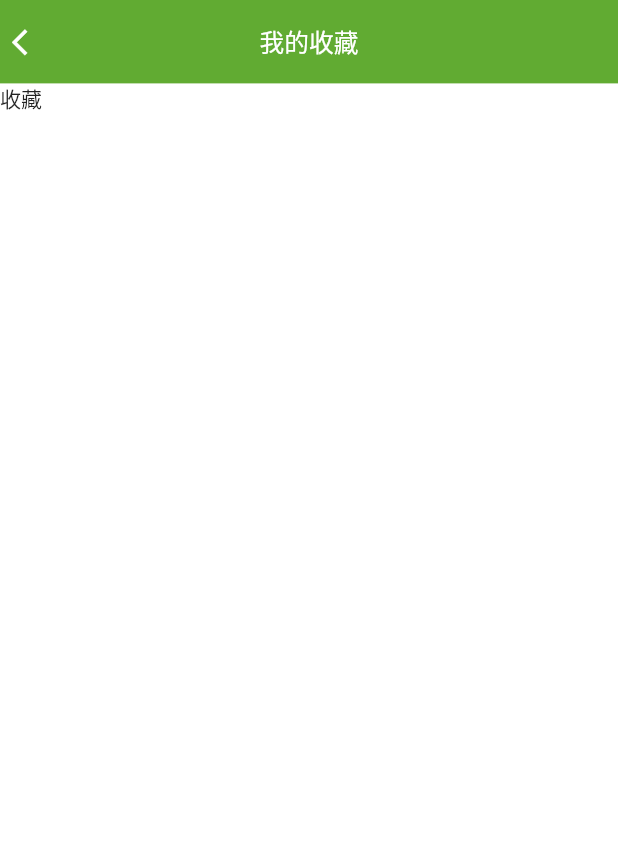
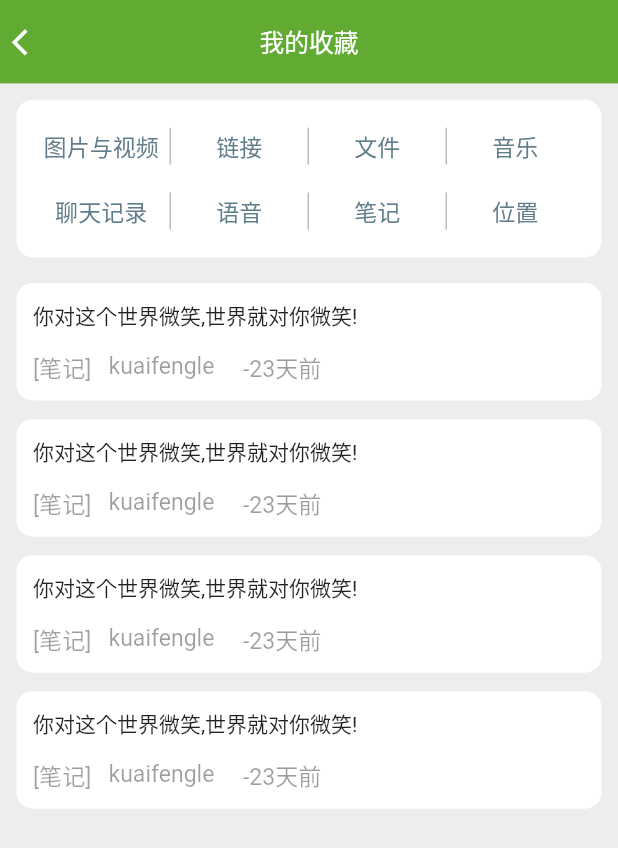
Before and after one commit to kuaifengle/flutter-wechat, a Flutter app: the Collection screen opened directly, on a phone screen of 412 x 824 dp. Shown: the top 848 px of the screen. Run offline on Flutter 3.47's test engine with Material 2 defaults, Android fonts, the phone set to English and light mode, and no system bars; our stand-ins replace bubble, cached_network_image, flutter_inner_drawer, flutter_screenutil, flutter_slidable, flutter_vector_icons and 8 more; missing offline and left inert: easy_web_view, qrscan, w_popup_menu; accounts and stored records are empty.

Commit message:
增加收付款页面
修改收藏页面

```diff
--- a/Demo/lib/pages/drawer/rightDrawer.dart
+++ b/Demo/lib/pages/drawer/rightDrawer.dart
@@ -4,6 +4,7 @@ import 'package:flutter_vector_icons/flutter_vector_icons.dart';
 import 'package:qrscan/qrscan.dart' as scanner;
 
 import '../other/webView.dart';
+import '../pay/payment.dart';
 
 class IndexRightDrawer extends StatefulWidget {
   IndexRightDrawer({Key key}) : super(key: key);
@@ -40,9 +41,10 @@ class IndexRightDrawerState extends State<IndexRightDrawer> {
       'icon': Icons.payment,
       'title': '收付款',
       'onTap': (context) {
-        Scaffold.of(context).showSnackBar(SnackBar(
-            duration: Duration(seconds: 1), content: Text('功能还未开放...')));
         Navigator.of(context).pop();
+        Navigator.of(context).push(MaterialPageRoute(builder: (_) {
+          return PaymentPage();
+        }));
       }
     },
     {
--- a/Demo/lib/pages/other/collection.dart
+++ b/Demo/lib/pages/other/collection.dart
@@ -1,4 +1,5 @@
 import 'package:flutter/material.dart';
+import 'package:flutter_screenutil/flutter_screenutil.dart';
 
 import '../../components/appbar.dart';
 
@@ -11,14 +12,167 @@ class Collection extends StatefulWidget {
   _CollectionState createState() => _CollectionState();
 }
 
+enum CollectionEnums {
+  Text,
+  Image,
+  Link,
+  Video,
+  File,
+  Adress,
+  ChatHistory,
+  Music
+}
+
+Map<CollectionEnums, String> collectionTextMap = {
+  CollectionEnums.Text: '笔记',
+  CollectionEnums.Image: '图片',
+  CollectionEnums.Link: '链接',
+  CollectionEnums.Video: '视频',
+  CollectionEnums.File: '文件',
+  CollectionEnums.Adress: '位置',
+  CollectionEnums.ChatHistory: '聊天记录',
+  CollectionEnums.Music: '音乐'
+};
+
 class _CollectionState extends State<Collection> {
+  List<Map<String, dynamic>> _collectMenuList = [
+    {"title": "图片与视频"},
+    {"title": "链接"},
+    {"title": "文件"},
+    {"title": "音乐"},
+    {"title": "聊天记录"},
+    {"title": "语音"},
+    {"title": "笔记"},
+    {"title": "位置"}
+  ];
+
+  List<Map<String, dynamic>> _collectDataList = [
+    {
+      "content": "你对这个世界微笑,世界就对你微笑!",
+      'type': CollectionEnums.Text,
+      'user': 'kuaifengle',
+      'time': '23天前'
+    },
+    {
+      "content": "你对这个世界微笑,世界就对你微笑!",
+      'type': CollectionEnums.Text,
+      'user': 'kuaifengle',
+      'time': '23天前'
+    },
+    {
+      "content": "你对这个世界微笑,世界就对你微笑!",
+      'type': CollectionEnums.Text,
+      'user': 'kuaifengle',
+      'time': '23天前'
+    },
+    {
+      "content": "你对这个世界微笑,世界就对你微笑!",
+      'type': CollectionEnums.Text,
+      'user': 'kuaifengle',
+      'time': '23天前'
+    },
+  ];
+
+  /// 返回收藏列表
+  _returnCollectList(item) {
+    return Container(
+      padding: EdgeInsets.all(ScreenUtil().setWidth(20)),
+      margin: EdgeInsets.symmetric(vertical: ScreenUtil().setHeight(10)),
+      decoration: BoxDecoration(
+          color: Colors.white,
+          borderRadius:
+              BorderRadius.all(Radius.circular(ScreenUtil().setWidth(20)))),
+      child: Column(
+        children: <Widget>[
+          Padding(
+            child: Row(
+              children: <Widget>[Text('${item['content']}')],
+            ),
+            padding: EdgeInsets.only(bottom: ScreenUtil().setHeight(20)),
+          ),
+          Row(
+            children: <Widget>[
+              Text(
+                '[${collectionTextMap[item['type']]}]   ',
+                style: TextStyle(
+                    color: Colors.black38, fontSize: ScreenUtil().setSp(28)),
+              ),
+              Text(
+                '${item['user']}',
+                style: TextStyle(
+                    color: Colors.black38, fontSize: ScreenUtil().setSp(28)),
+              ),
+              Text(
+                '     -${item['time']}',
+                style: TextStyle(
+                    color: Colors.black38, fontSize: ScreenUtil().setSp(28)),
+              )
+            ],
+          )
+        ],
+      ),
+    );
+  }
+
   @override
   Widget build(BuildContext context) {
+    double itemWidth =
+        (MediaQuery.of(context).size.width - ScreenUtil().setWidth(80)) / 4;
     return Scaffold(
-        appBar: setCustomAppBar(
-          context,
-          '我的收藏',
-        ),
-        body: Container(child: Text('收藏')));
+        appBar: setCustomAppBar(context, '我的收藏', actions: [
+          // IconButton(
+          //   icon: Icon(Icons.search),
+          //   onPressed: () {},
+          // ),
+          // IconButton(
+          //   icon: Icon(Icons.add),
+          //   onPressed: () {},
+          // )
+        ]),
+        backgroundColor: Color(0xFFededed),
+        body: ListView(
+            padding:
+                EdgeInsets.symmetric(horizontal: ScreenUtil().setWidth(20)),
+            children: [
+              Container(
+                decoration: BoxDecoration(
+                    color: Colors.white,
+                    borderRadius: BorderRadius.all(
+                        Radius.circular(ScreenUtil().setWidth(20)))),
+                padding: EdgeInsets.symmetric(
+                    horizontal: ScreenUtil().setWidth(20),
+                    vertical: ScreenUtil().setHeight(30)),
+                margin:
+                    EdgeInsets.symmetric(vertical: ScreenUtil().setWidth(20)),
+                child: Wrap(
+                  runSpacing: ScreenUtil().setHeight(30),
+                  children: []..addAll(_collectMenuList.map((item) {
+                      return Container(
+                        width: itemWidth,
+                        alignment: Alignment.center,
+                        height: ScreenUtil().setHeight(40),
+                        decoration: BoxDecoration(
+                            color: Colors.white,
+                            border: BorderDirectional(
+                                end: BorderSide(
+                              color: (_collectMenuList.indexOf(item) % 4) < 3
+                                  ? Colors.black26
+                                  : Colors.white,
+                              width: 1,
+                            ))),
+                        child: Text(
+                          '${item['title']}',
+                          textAlign: TextAlign.center,
+                          style: TextStyle(
+                              color: Colors.blueGrey,
+                              fontSize: ScreenUtil().setSp(28)),
+                        ),
+                      );
+                    }).toList()),
+                ),
+              ),
+            ]..addAll(_collectDataList.map((item) {
+                return _returnCollectList(item);
+              }))));
   }
 }
```
Also changed, not shown: Demo/lib/pages/pay/collectMoney.dart (added, +84 -0 lines), Demo/lib/pages/pay/payment.dart (added, +151 -0 lines).
